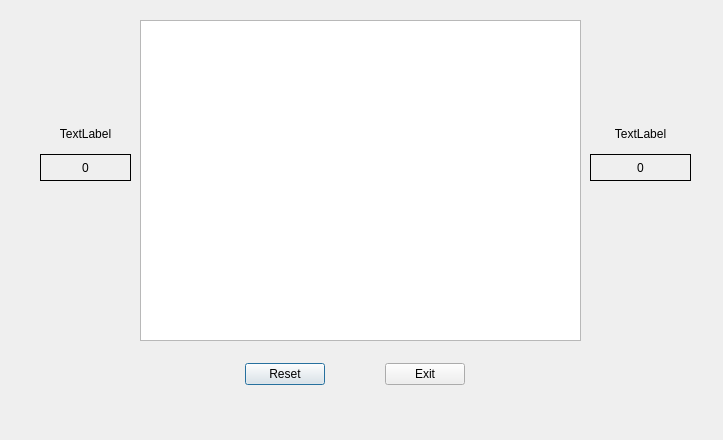
The window that 1vs1_qt/Second_version/dotandbox_1_1/game_window.ui (MarcoAlejandro/dotandbox_github) describes before a commit, drawn with Qt 5.
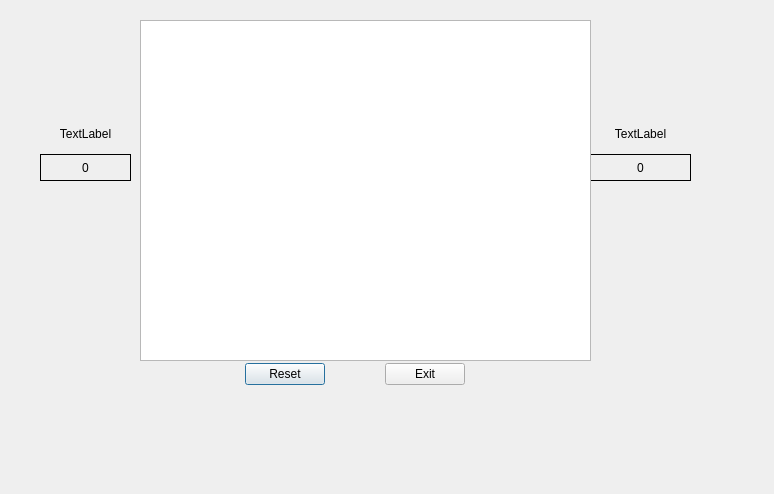
The same window after the commit. Icons and pictures are not drawn. Custom widgets are drawn as their Qt base class.

```diff
--- a/1vs1_qt/Second_version/dotandbox_1_1/game_window.ui
+++ b/1vs1_qt/Second_version/dotandbox_1_1/game_window.ui
@@ -6,8 +6,8 @@
    <rect>
     <x>0</x>
     <y>0</y>
-    <width>723</width>
-    <height>440</height>
+    <width>774</width>
+    <height>494</height>
    </rect>
   </property>
   <property name="windowTitle">
@@ -18,8 +18,8 @@
     <rect>
      <x>140</x>
      <y>20</y>
-     <width>441</width>
-     <height>321</height>
+     <width>451</width>
+     <height>341</height>
     </rect>
    </property>
    <property name="accessibleDescription">
```
Left out of the diff: 3 changed lines with no effect on the pictures.
